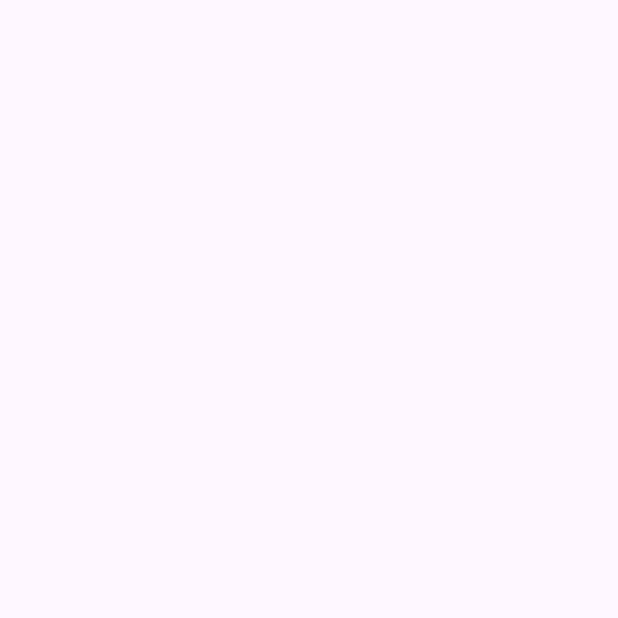
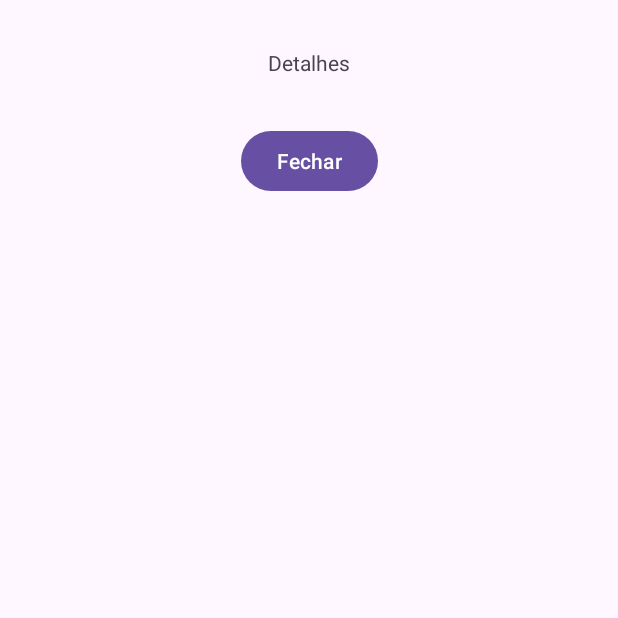
Before and after one commit to alxmart/ActivityFragment, an Android app: the DetalhesActivity screen opened directly, with no data from a screen before it, on a phone screen of 412 x 824 dp, the top half of it. Before the commit the part shown is empty. Run offline under Robolectric (Android 15) with nearby library versions, the phone set to English and light mode, and no system bars.

Commit message:
Created intent and finish to open and close DetalhesActivity.

```diff
--- a/app/src/main/java/com/luizafmartinez/activityfragment/DetalhesActivity.kt
+++ b/app/src/main/java/com/luizafmartinez/activityfragment/DetalhesActivity.kt
@@ -2,10 +2,19 @@ package com.luizafmartinez.activityfragment
 
 import androidx.appcompat.app.AppCompatActivity
 import android.os.Bundle
+import android.widget.Button
 
 class DetalhesActivity : AppCompatActivity() {
+
+    lateinit var buttonFechar: Button
     override fun onCreate(savedInstanceState: Bundle?) {
         super.onCreate(savedInstanceState)
         setContentView(R.layout.activity_detalhes)
+
+        buttonFechar = findViewById(R.id.button_fechar)
+        buttonFechar.setOnClickListener {
+            finish()
+        }
+
     }
 }
--- a/app/src/main/res/layout/activity_detalhes.xml
+++ b/app/src/main/res/layout/activity_detalhes.xml
@@ -6,4 +6,25 @@
     android:layout_height="match_parent"
     tools:context=".DetalhesActivity">
 
+    <TextView
+        android:id="@+id/textView"
+        android:layout_width="wrap_content"
+        android:layout_height="wrap_content"
+        android:layout_marginTop="32dp"
+        android:text="Detalhes"
+        app:layout_constraintEnd_toEndOf="parent"
+        app:layout_constraintHorizontal_bias="0.5"
+        app:layout_constraintStart_toStartOf="parent"
+        app:layout_constraintTop_toTopOf="parent" />
+
+    <Button
+        android:id="@+id/button_fechar"
+        android:layout_width="wrap_content"
+        android:layout_height="wrap_content"
+        android:layout_marginTop="32dp"
+        android:text="Fechar"
+        app:layout_constraintEnd_toEndOf="parent"
+        app:layout_constraintHorizontal_bias="0.5"
+        app:layout_constraintStart_toStartOf="parent"
+        app:layout_constraintTop_toBottomOf="@+id/textView" />
 </androidx.constraintlayout.widget.ConstraintLayout>
```
Also changed, not shown: app/src/main/java/com/luizafmartinez/activityfragment/MainActivity.kt (+12 -1 lines), app/src/main/res/layout/activity_main.xml (+5 -4 lines).
